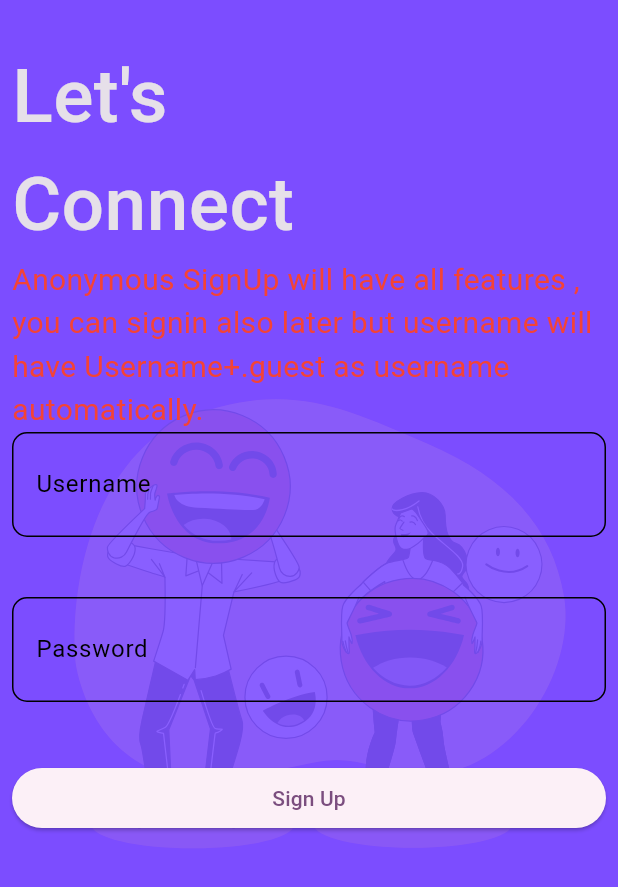
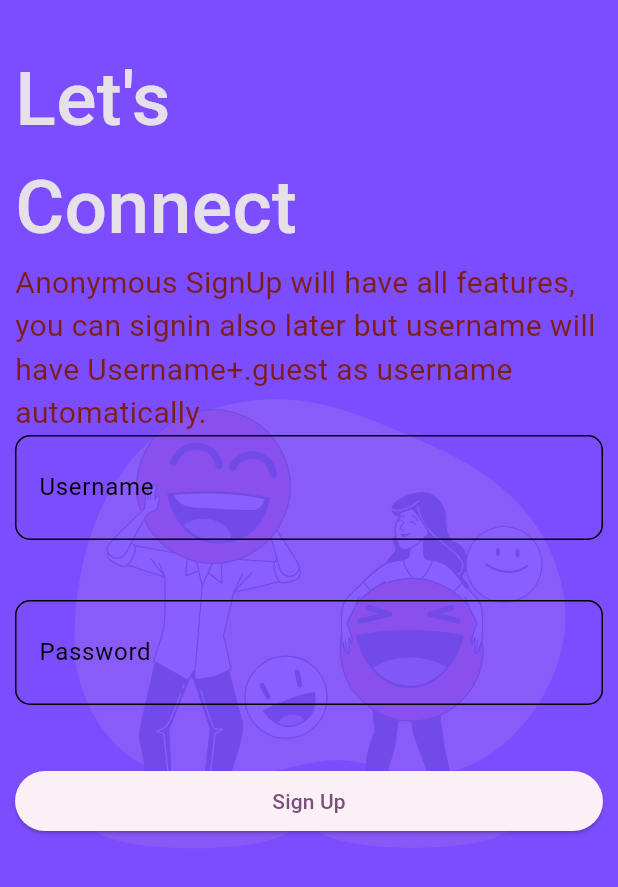
Before and after one commit to D-extremity/Echo-Link-2.0, a Flutter app: the AnonymousLogin screen opened directly, on a phone screen of 412 x 824 dp. Shown: the top 887 px of the screen. Run offline on Flutter 3.47's test engine with Material 2 defaults, Android fonts, the phone set to English and light mode, and no system bars; our stand-ins replace firebase_core, lottie; accounts and stored records are empty.

Commit message:
Added FireBase and fixed ui

```diff
--- a/lib/pages/anonymouslogin.dart
+++ b/lib/pages/anonymouslogin.dart
@@ -1,3 +1,5 @@
+// import 'dart:ui';
+
 import 'package:chatapp/utils/color.dart';
 import 'package:chatapp/widget/textinput.dart';
 import 'package:flutter/material.dart';
@@ -13,12 +15,14 @@ class AnonymousLogin extends StatefulWidget {
 class _AnonymousLoginState extends State<AnonymousLogin> {
   @override
   Widget build(BuildContext context) {
+  TextEditingController getUserName = TextEditingController();
+  TextEditingController getPass = TextEditingController();
+
     return SafeArea(
         child: Scaffold(
       backgroundColor: backgroundColor,
-      body: Expanded(
-        child: Stack(
-          // fit: StackFit.loose,
+      body: Stack(
+        fit: StackFit.loose,
         children: [
           Opacity(
                 opacity: 0.1,
@@ -26,8 +30,7 @@ class _AnonymousLoginState extends State<AnonymousLogin> {
                     child: Lottie.asset("assets/signupscreenwelcome.json",
                         fit: BoxFit.fill))),
           Padding(
-              padding: const EdgeInsets.all(8.0),
-              child: Flexible(
+            padding: const EdgeInsets.all(10.0),
             child: ListView(
               children: [
                 const SizedBox(
@@ -35,18 +38,22 @@ class _AnonymousLoginState extends State<AnonymousLogin> {
                   ),
                   const Text(
                     "Let's\nConnect",
-                      style: TextStyle(fontSize: 50, fontWeight: FontWeight.w500),
+                    style:
+                        TextStyle(fontSize: 50, fontWeight: FontWeight.w500),
                   ),
                   const Text(
-                      "Anonymous SignUp will have all features ,\nyou can signin also later but username will have Username+.guest as username automatically.",
-                      style: TextStyle(fontSize: 20, fontWeight: FontWeight.w400,color: Colors.red),
+                    "Anonymous SignUp will have all features,\nyou can signin also later but username will have Username+.guest as username automatically.",
+                    style: TextStyle(
+                        fontSize: 20,
+                        fontWeight: FontWeight.w400,
+                        color: Color.fromARGB(255, 126, 29, 22)),
                   ),
-                    const Spacer(flex: 1),
                   InputText(
                     false,
                     hintText: "Enter Username",
                     labelText: "Username",
                     context: context,
+                    controller: getUserName,
                   ).inputTextField(),
                   const SizedBox(
                     height: 40,
@@ -54,18 +61,18 @@ class _AnonymousLoginState extends State<AnonymousLogin> {
                   InputText(true,
                           hintText: "Enter Password",
                           labelText: "Password",
-                            context: context)
+                          context: context,controller: getPass,)
                       .inputTextField(),
-                        const SizedBox(height: 40,),
-                    ElevatedButton(onPressed: () {}, child: const Text("Sign Up")),
-                    const Spacer(flex: 1),
+                  const SizedBox(
+                    height: 40,
+                  ),
+                  ElevatedButton(
+                      onPressed: () {}, child: const Text("Sign Up")),
               ],
-                ),
             ),
           ),
         ],
       ),
-      ),
     ));
   }
 }
--- a/lib/widget/textinput.dart
+++ b/lib/widget/textinput.dart
@@ -6,11 +6,12 @@ class InputText extends TextField {
   final String labelText;
   final BuildContext context;
   final bool isObscurse;
+  final TextEditingController controller;
   const InputText(this.isObscurse,
       {super.key,
       required this.hintText,
       required this.labelText,
-      required this.context});
+      required this.context,required this.controller});
 
   Widget inputTextField() => TextField(
         onTapOutside: (event) =>
--- a/pubspec.yaml
+++ b/pubspec.yaml
@@ -31,6 +31,10 @@ dependencies:
   flutter:
     sdk: flutter
   lottie: ^2.7.0
+  firebase_auth: ^4.12.0
+  firebase_storage: ^11.4.0
+  firebase_messaging: ^14.7.2
+  firebase_core: ^2.20.0
 
 
   # The following adds the Cupertino Icons font to your application.
```
Also changed, not shown: lib/pages/emaillogin.dart (+14 -11 lines), lib/pages/loginpage.dart (+6 -2 lines), lib/firebase_options.dart (added), pubspec.lock, 9 other files. Lines whose indentation alone changed are shown as unchanged.
